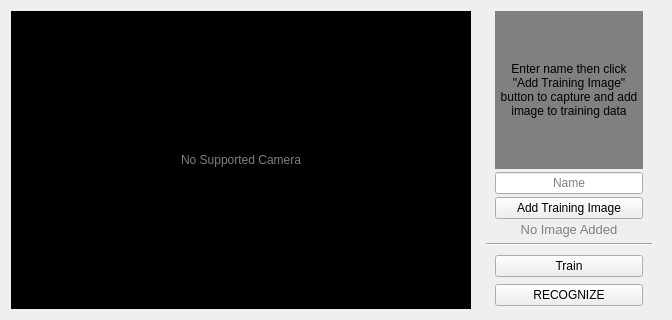
Qt form UI/mainwidget.ui (jihooyoon/FaceRecognition-GUI) before a commit.
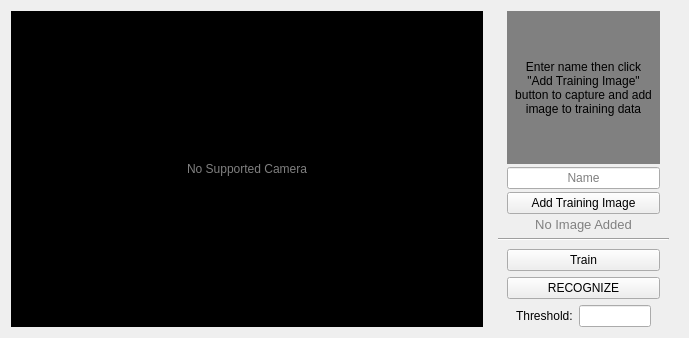
The same form after that commit.

What changed in the file:
```diff
--- a/UI/mainwidget.ui
+++ b/UI/mainwidget.ui
@@ -9,8 +9,8 @@
    <rect>
     <x>0</x>
     <y>0</y>
-    <width>672</width>
-    <height>320</height>
+    <width>689</width>
+    <height>338</height>
    </rect>
   </property>
   <property name="windowTitle">
@@ -222,6 +222,32 @@
            </property>
           </widget>
          </item>
+         <item>
+          <widget class="QWidget" name="widget" native="true">
+           <layout class="QHBoxLayout" name="horizontalLayout_2">
+            <property name="topMargin">
+             <number>0</number>
+            </property>
+            <property name="bottomMargin">
+             <number>0</number>
+            </property>
+            <item>
+             <widget class="QLabel" name="thresholdLabel">
+              <property name="text">
+               <string>Threshold:</string>
+              </property>
+             </widget>
+            </item>
+            <item>
+             <widget class="QLineEdit" name="thresholdLineEdit">
+              <property name="focusPolicy">
+               <enum>Qt::ClickFocus</enum>
+              </property>
+             </widget>
+            </item>
+           </layout>
+          </widget>
+         </item>
         </layout>
        </widget>
       </item>
```
